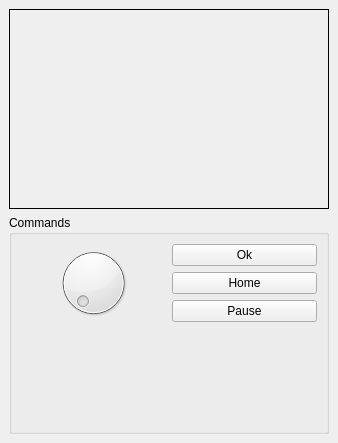
arabine/open-story-teller, file story-editor/src/ost-hmi.ui: the form before one commit.
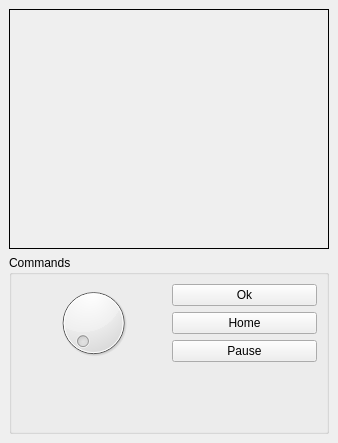
The form after the commit.

The edit to the form file:
```diff
--- a/story-editor/src/ost-hmi.ui
+++ b/story-editor/src/ost-hmi.ui
@@ -26,7 +26,13 @@
       <property name="minimumSize">
        <size>
         <width>320</width>
-        <height>200</height>
+        <height>240</height>
+       </size>
+      </property>
+      <property name="maximumSize">
+       <size>
+        <width>320</width>
+        <height>240</height>
        </size>
       </property>
       <property name="frameShape">
```
Left out of the diff: 3 changed lines with no effect on the pictures.
